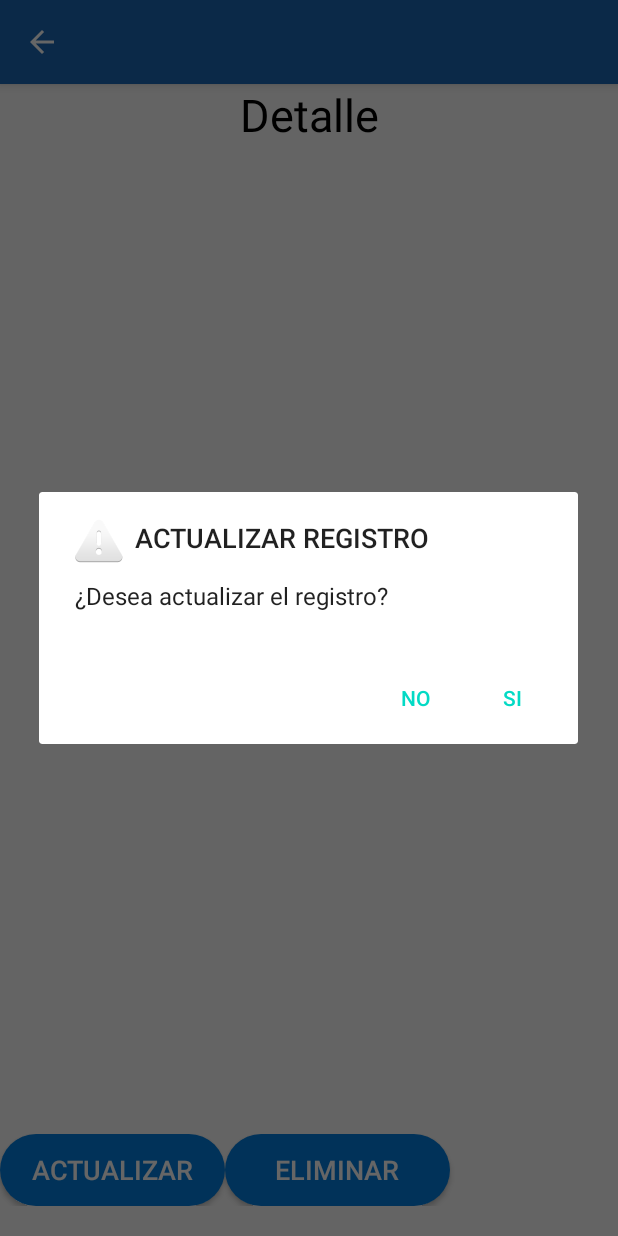
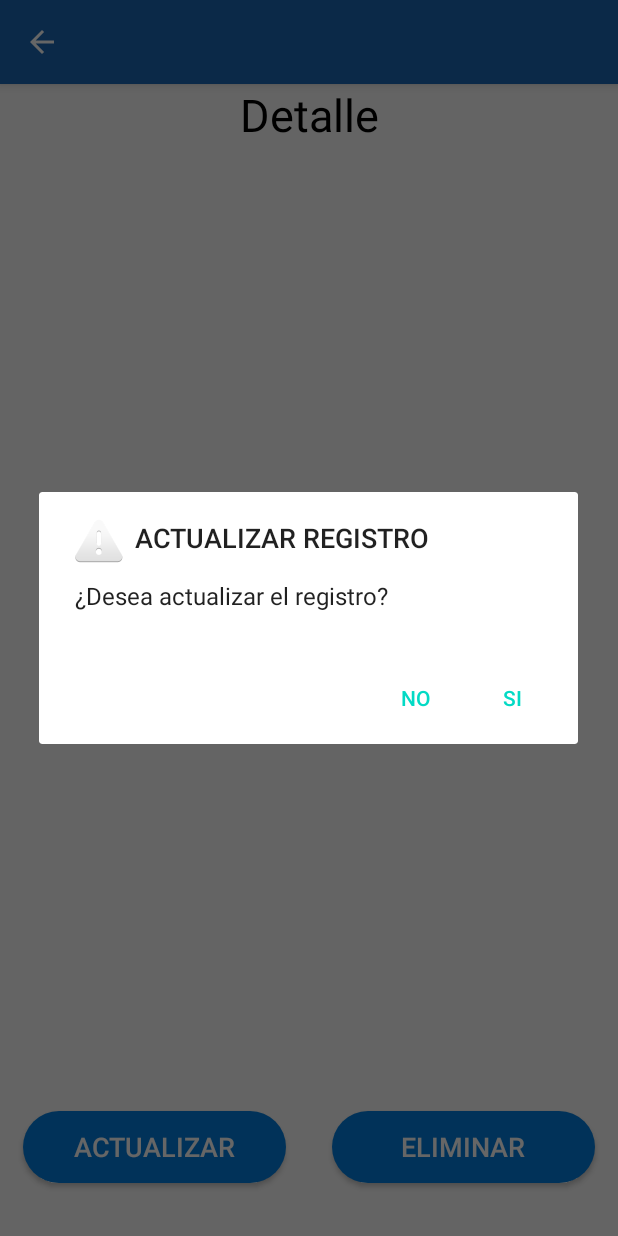
Before and after one commit to rgmcove/IniApp, an Android app: the DetalleActivity screen opened directly, with no data from a screen before it, after a tap on "ACTUALIZAR", on a phone screen of 412 x 824 dp. Run offline under Robolectric (Android 15) with nearby library versions, the light colour scheme and no system bars; 3 statements that could not run were skipped.

Commit message:
Cambios en los botones de actualizar y eliminar de la actividad Detalle.

```diff
--- a/app/src/main/java/co/com/proing/iniapp/presentacion/DetalleActivity.java
+++ b/app/src/main/java/co/com/proing/iniapp/presentacion/DetalleActivity.java
@@ -48,7 +48,7 @@ public class DetalleActivity extends AppCompatActivity {
         super.onCreate(savedInstanceState);
         setContentView(R.layout.activity_detalle);
 
-        //ACTIVAR EL BOTON ATRAS
+        //ACTIVAR EL BOTON ATRAS Y QUITAR TITULO
         getSupportActionBar().setDisplayHomeAsUpEnabled(true);
         ActionBar actionBar = getSupportActionBar();
         if (actionBar != null) {
--- a/app/src/main/java/co/com/proing/iniapp/presentacion/RegistrarActivity.java
+++ b/app/src/main/java/co/com/proing/iniapp/presentacion/RegistrarActivity.java
@@ -48,7 +48,7 @@ public class RegistrarActivity extends AppCompatActivity implements View.OnClick
         super.onCreate(savedInstanceState);
         setContentView(R.layout.activity_registrar);
 
-        //ACTIVAR EL BOTON ATRAS
+        //ACTIVAR EL BOTON ATRAS Y QUITAR TITULO
         getSupportActionBar().setDisplayHomeAsUpEnabled(true);
         ActionBar actionBar = getSupportActionBar();
         if (actionBar != null) {
--- a/app/src/main/res/layout/activity_detalle.xml
+++ b/app/src/main/res/layout/activity_detalle.xml
@@ -6,7 +6,7 @@
     android:layout_height="match_parent"
     tools:context=".presentacion.DetalleActivity"
     android:orientation="vertical"
-    android:layout_weight="10">
+    android:weightSum="5">
 
     <TextView
         android:id="@+id/idtxtTitDetalle"
@@ -17,7 +17,7 @@
         android:text="@string/titulo_detalle"
         android:textAlignment="center"
         android:textSize="30sp"
-        android:layout_weight="1"/>
+        />
 
     <ListView
         android:id="@+id/itemListDet"
@@ -33,27 +33,32 @@
         android:layout_height="wrap_content"
         android:orientation="horizontal"
         android:layout_marginTop="30dp"
-        android:layout_marginBottom="20dp">
+        android:layout_marginBottom="20dp"
+        android:weightSum="2">
 
         <Button
             android:id="@+id/idbtnActualizar"
-            android:layout_width="150dp"
+            android:layout_width="match_parent"
             android:layout_height="wrap_content"
             android:background="@drawable/style_boton_ingresar"
             android:onClick="actualizar"
             android:text="Actualizar"
             android:textColor="@android:color/background_light"
-            android:textSize="18sp" />
+            android:textSize="18dp"
+            android:layout_margin="15dp"
+            android:layout_weight="1"/>
 
         <Button
             android:id="@+id/idbtnEliminar"
-            android:layout_width="150dp"
+            android:layout_width="match_parent"
             android:layout_height="wrap_content"
             android:background="@drawable/style_boton_ingresar"
             android:onClick="eliminar"
             android:text="Eliminar"
             android:textColor="@android:color/background_light"
-            android:textSize="18sp" />
+            android:textSize="18dp"
+            android:layout_weight="1"
+            android:layout_margin="15dp" />
 
     </LinearLayout>
 
```
